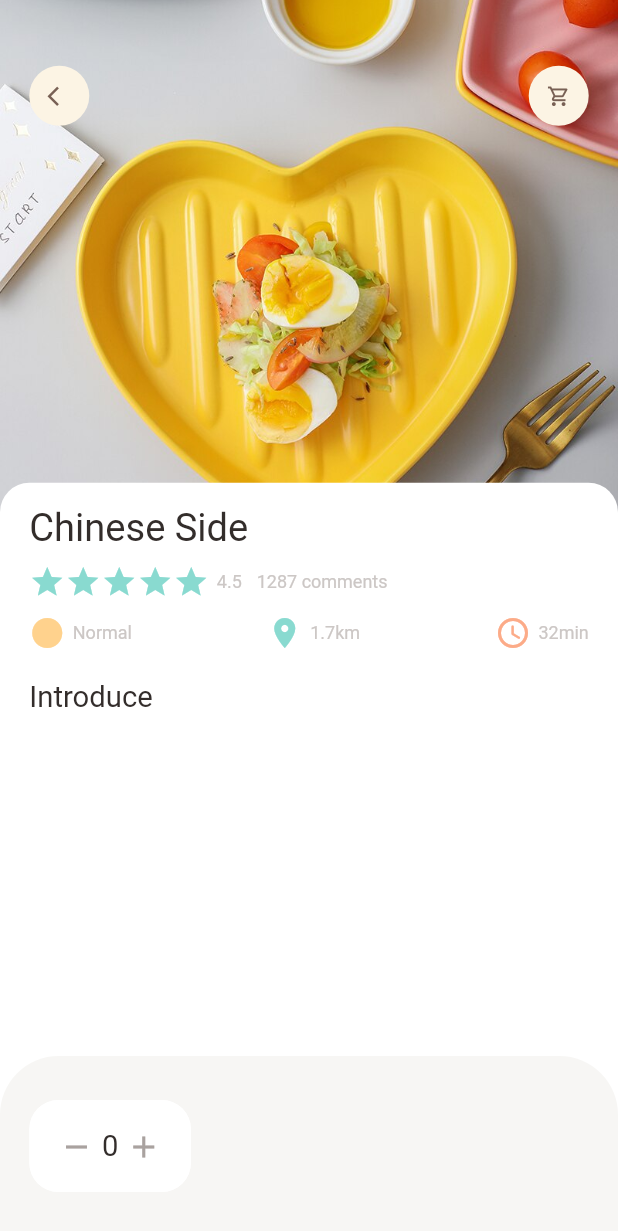
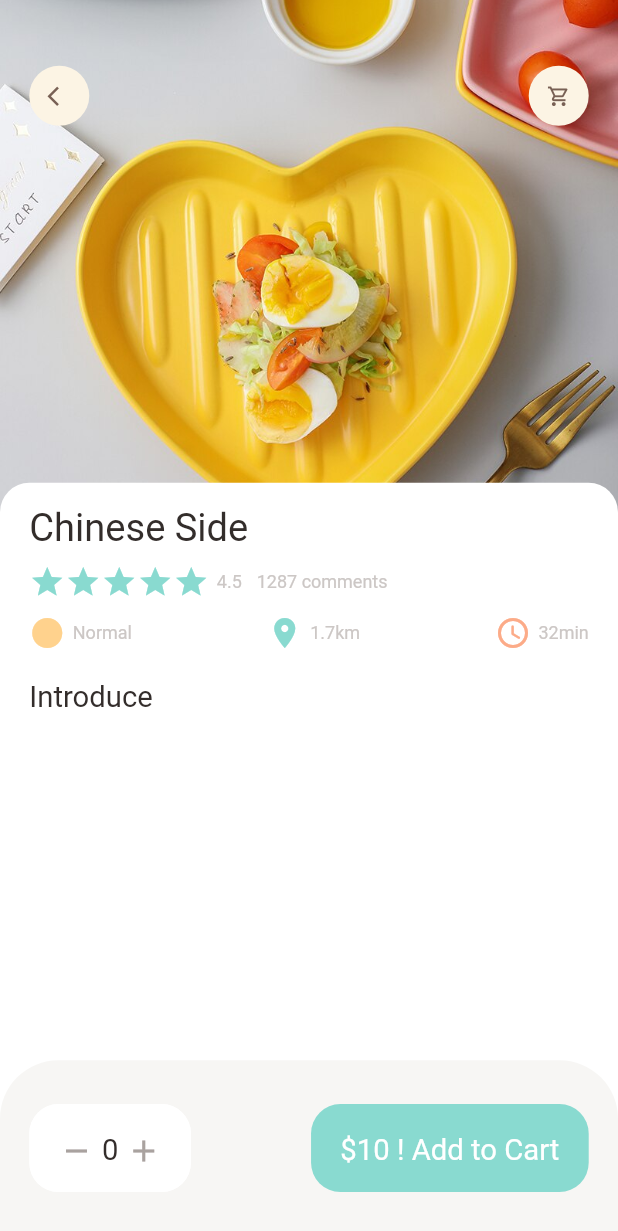
Before and after one commit to ssekuwanda/flutter_food_delivery, a Flutter app: the screen it shows after launch, on a phone screen of 412 x 824 dp. Shown: the top 1231 px of the screen. Run offline on Flutter 3.47's test engine with Material 2 defaults, Android fonts, the phone set to English and light mode, and no system bars; our stand-ins replace dots_indicator, get.

Commit message:
bottomApp Bar addition

```diff
--- a/lib/pages/food/popular_food_detail.dart
+++ b/lib/pages/food/popular_food_detail.dart
@@ -79,7 +79,7 @@ class PopularFoodDetail extends StatelessWidget {
         ],
       ),
       bottomNavigationBar: Container(
-        height: 120,
+        height: Dimensions.bottomHeightBar,
         padding: EdgeInsets.only(
           top: Dimensions.height30,
           bottom: Dimensions.height30,
@@ -94,6 +94,7 @@ class PopularFoodDetail extends StatelessWidget {
           ),
         ),
         child: Row(
+          mainAxisAlignment: MainAxisAlignment.spaceBetween,
           children: [
             Container(
               decoration: BoxDecoration(
@@ -125,6 +126,14 @@ class PopularFoodDetail extends StatelessWidget {
                 ],
               ),
             ),
+            Container(
+              padding: EdgeInsets.all(Dimensions.height20),
+              child: BigText(text: "\$10 ! Add to Cart", color: Colors.white),
+              decoration: BoxDecoration(
+                borderRadius: BorderRadius.circular(Dimensions.radius20),
+                color: AppColors.mainColor,
+              ),
+            ),
           ],
         ),
       ),
--- a/lib/utils/dimensions.dart
+++ b/lib/utils/dimensions.dart
@@ -35,4 +35,6 @@ class Dimensions {
   static double listViewTextContSize = screenWidth / 3.9;
 
   static double popularFoodImgSize = screenHeight / 2.41;
+
+  static double bottomHeightBar = screenHeight / 7.03;
 }
```
